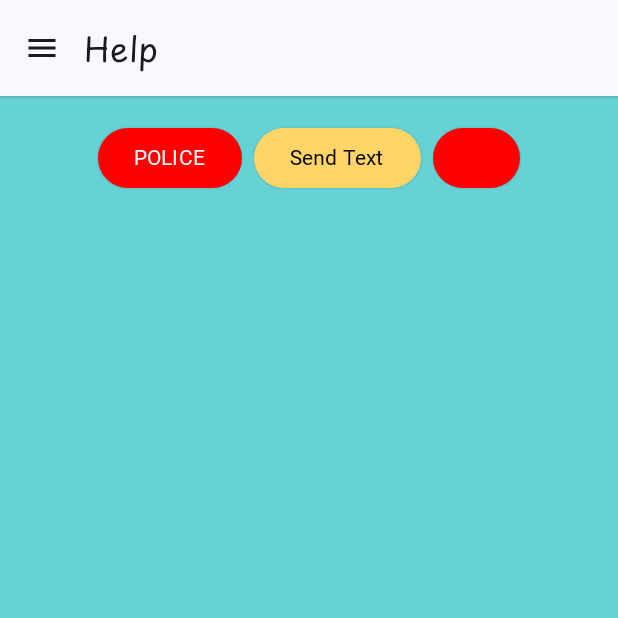
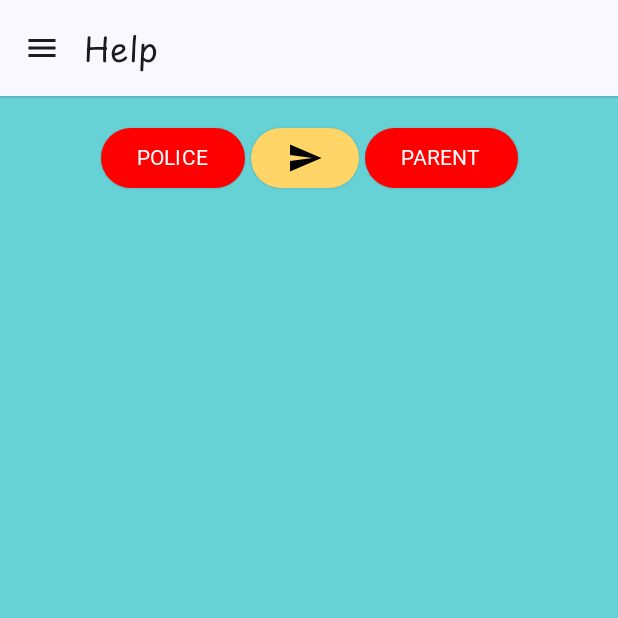
Before and after one commit to YSPlop/COMP90018_Ass2, an Android app built with Jetpack Compose: the HelpScreen screen opened through its navigation route, on a phone screen of 412 x 824 dp, the top half of it. Run offline under Robolectric (Android 15) with nearby library versions, the phone set to English and light mode, and no system bars; our stand-ins replace Firebase (no records; nobody signed in at launch, a user with empty details on screens opened directly); Roboto replaces fonts that are not available here.

Commit message:
fix: navigation and call button bugs (#27)

```diff
--- a/app/src/main/java/com/example/safecircle/ui/screen/ChildMapScreen.kt
+++ b/app/src/main/java/com/example/safecircle/ui/screen/ChildMapScreen.kt
@@ -30,6 +30,7 @@
 import androidx.compose.material.Text
 import androidx.compose.material.icons.Icons
 import androidx.compose.material.icons.filled.Face
+import androidx.compose.material.icons.filled.Send
 import androidx.compose.material3.Button
 import androidx.compose.material3.ButtonDefaults
 import androidx.compose.material3.ElevatedButton
@@ -133,18 +134,45 @@
     }
 
     // start all sensors
+//    LaunchedEffect(Unit) {
+//        Log.i("Dashboard", "objectId: $objectID")
+//        // Start ForegroundSensorService
+//        if (!isServiceRunning(ForegroundSensorService::class.java)) {
+////            ForegroundSensorService.getInstance()?.setUser(familyID.toString(), username.toString(), Role.PARENT)
+//            val serviceIntent = Intent(context, ForegroundSensorService::class.java)
+//            if (Build.VERSION.SDK_INT >= Build.VERSION_CODES.O) {
+//                context.startForegroundService(serviceIntent)
+//            } else {
+//                context.startService(serviceIntent)
+//            }
+//        }
+//    }
+
+    fun startForegroundService(context: Context) {
+        val serviceIntent = Intent(context, ForegroundSensorService::class.java)
+        if (Build.VERSION.SDK_INT >= Build.VERSION_CODES.O) {
+            context.startForegroundService(serviceIntent)
+        } else {
+            context.startService(serviceIntent)
+        }
+    }
     LaunchedEffect(Unit) {
+        // Start ForegroundSensorService
         Log.i("Dashboard", "objectId: $objectID")
-        // Start ForegroundSensorService
+        val lastObjectID = preferenceHelper.getLastObjectID()
+
         if (!isServiceRunning(ForegroundSensorService::class.java)) {
-//            ForegroundSensorService.getInstance()?.setUser(familyID.toString(), username.toString(), Role.PARENT)
-            val serviceIntent = Intent(context, ForegroundSensorService::class.java)
-            if (Build.VERSION.SDK_INT >= Build.VERSION_CODES.O) {
-                context.startForegroundService(serviceIntent)
-            } else {
-                context.startService(serviceIntent)
-            }
+            // If service isn't running, start it
+            startForegroundService(context)
+        } else if (objectID != lastObjectID) {
+            // If service is running and objectId has changed, stop and then start it
+            val stopIntent = Intent(context, ForegroundSensorService::class.java)
+            context.stopService(stopIntent)
+            startForegroundService(context)
         }
+
+        // Store the current objectId as lastObjectID
+        preferenceHelper.setLastObjectID(objectID.toString())
     }
 
     val viewModel = viewModel<MapViewModel>(
@@ -335,7 +363,7 @@
             textMessageToSend = textMessageToSend,
             context = context
         )
-        openDialer(emergencyContactNumber, emergencyContactName, context)
+        openDialer(emergencyContactNumber, "PARENT", context)
 
     }
 
@@ -447,6 +475,7 @@
             if (newResult) {
                 Log.i("SMS", "permissions are working")
                 sendTextMessage1(context, emergencyContactNumber, textMessageToSend, activity)
+                Toast.makeText(context, "Emergency message has been sent to parent", Toast.LENGTH_SHORT).show()
             }
 
         },
@@ -455,12 +484,12 @@
             contentColor = Color.White
         ),
         modifier = Modifier
-            .padding(horizontal = 8.dp)
+            .padding(horizontal = 4.dp)
     ) {
-        androidx.compose.material3.Text(
-            text = "Send Text",
-            color = Color.Black,
-            fontFamily = PlaypenSansBold
+        Icon(
+            imageVector = Icons.Default.Send, // Replace with your desired icon
+            contentDescription = "Send", // Accessibility description for the icon
+            tint = Color.Black
         )
     }
 
--- a/app/src/main/java/com/example/safecircle/ui/screen/RegisterScreen.kt
+++ b/app/src/main/java/com/example/safecircle/ui/screen/RegisterScreen.kt
@@ -100,10 +100,9 @@
                     OutlinedTextField(
                         value = familyID,
                         onValueChange = { familyID = it },
-//                        placeholder = { Text("Enter family ID") },
+                        placeholder = { Text("family ID") },
                         modifier = Modifier.fillMaxWidth(),
                         shape = RoundedCornerShape(24.dp),
-                        singleLine = true
                     )
                 }
                 // Username Row
@@ -116,7 +115,7 @@
                     OutlinedTextField(
                         value = username,
                         onValueChange = { username = it },
-//                        placeholder = { Text("Enter username") },
+                        placeholder = { Text("username") },
                         modifier = Modifier.fillMaxWidth(),
                         shape = RoundedCornerShape(24.dp),
                         singleLine = true
@@ -133,7 +132,7 @@
                     OutlinedTextField(
                         value = password,
                         onValueChange = { password = it },
-//                        placeholder = { Text("Enter password") },
+                        placeholder = { Text("password") },
                         visualTransformation = PasswordVisualTransformation(),
                         modifier = Modifier.fillMaxWidth(),
                         shape = RoundedCornerShape(24.dp),
@@ -152,7 +151,7 @@
                                 showDialog = true
                             } else {
                                 viewModel.register(familyID, username, password)
-                                navController.navigate(Landing.route){
+                                navController.navigate(Login.route){
                                     popUpTo(navController.graph.startDestinationRoute!!) { inclusive = true }
                                 }
                             }
@@ -166,7 +165,7 @@
                         contentColor = Color.Black
                     )
                 ) {
-                    Text(text = "Register", fontSize = 20.sp, fontWeight = FontWeight.Bold, fontFamily = PlaypenSansBold)
+                    Text(text = "Register", fontSize = 16.sp, fontWeight = FontWeight.Bold, fontFamily = PlaypenSansBold)
                 }
 
                 // Text to display the login as a option
```
Also changed, not shown: app/src/main/java/com/example/safecircle/ui/screen/LoginScreen.kt (+6 -6 lines), 1 other file.
